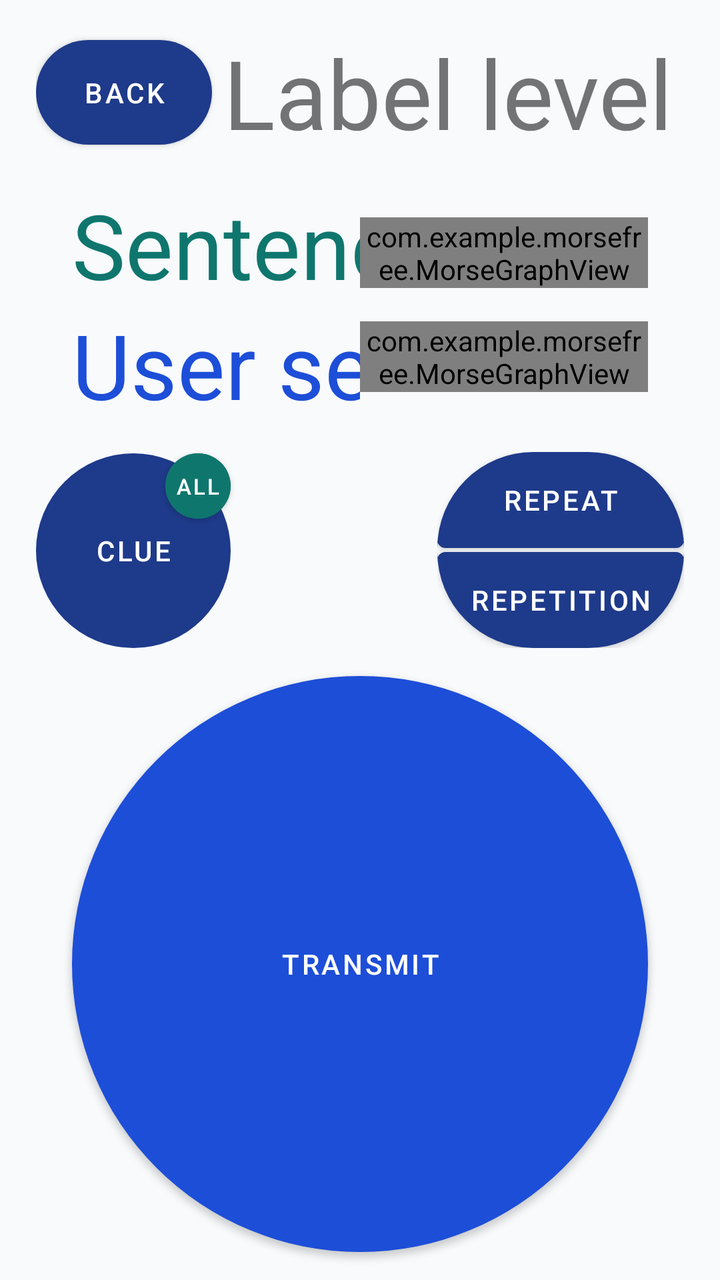
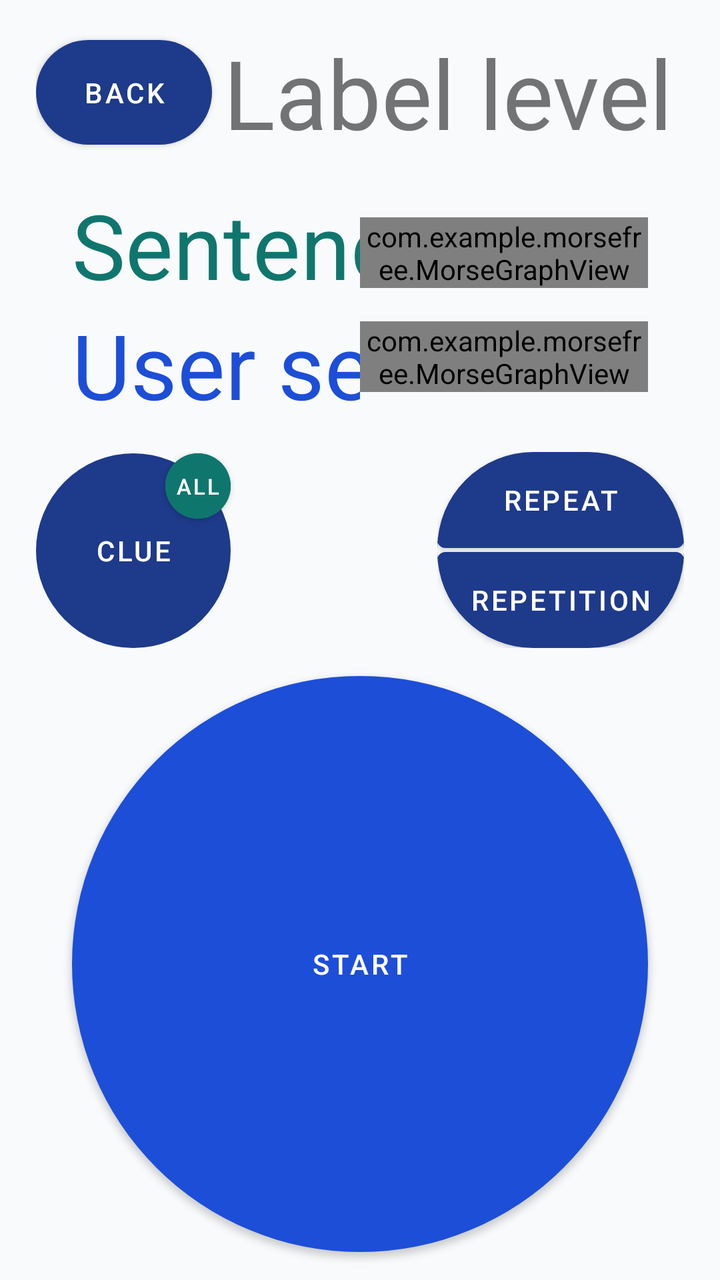

The first picture is an Android layout as it rendered before a commit; the second is the same layout after the commit. The layout source and the unified diff follow.
<!-- AndroidManifest.xml: application theme Theme.MorseFree -->
<!-- res/layout/lesson_transmit.xml -->
<?xml version="1.0" encoding="utf-8"?>
<androidx.constraintlayout.widget.ConstraintLayout
    xmlns:android="http://schemas.android.com/apk/res/android"
    xmlns:app="http://schemas.android.com/apk/res-auto"
    xmlns:tools="http://schemas.android.com/tools"
    android:layout_width="match_parent"
    android:layout_height="match_parent"
    android:fitsSystemWindows="true"
    android:id="@+id/root_layout"
    tools:context=".LessonTransmit">

    <LinearLayout
        android:id="@+id/title"
        android:layout_width="0dp"
        android:layout_height="wrap_content"
        android:orientation="horizontal"
        app:layout_constraintWidth_percent="0.9"
        app:layout_constraintTop_toTopOf="parent"
        app:layout_constraintRight_toRightOf="parent"
        app:layout_constraintLeft_toLeftOf="parent"
        app:layout_constraintBottom_toTopOf="@id/view_transmit_level">

        <com.google.android.material.button.MaterialButton
            android:layout_width="wrap_content"
            android:layout_height="match_parent"
            android:text="@string/back"
            app:shapeAppearance="@style/ShapeAppearance.Circle"/>

        <TextView
            android:layout_width="match_parent"
            android:layout_height="wrap_content"
            android:gravity="center"
            android:textSize="48sp"
            android:text="@string/label_level"
            android:id="@+id/title_transmit_level_name"/>

    </LinearLayout>

    <androidx.constraintlayout.widget.ConstraintLayout
        android:id="@+id/view_transmit_level"
        android:layout_width="0dp"
        android:layout_height="wrap_content"
        app:layout_constraintWidth_percent="0.8"
        app:layout_constraintTop_toBottomOf="@+id/title"
        app:layout_constraintBottom_toTopOf="@+id/control_panel"
        app:layout_constraintLeft_toLeftOf="parent"
        app:layout_constraintRight_toRightOf="parent">

        <TextView
            android:id="@+id/sentence"
            android:layout_width="0dp"
            android:layout_height="wrap_content"
            android:text="@string/sentence"
            android:textSize="45sp"
            android:singleLine="true"
            android:scrollHorizontally="true"
            android:ellipsize="none"
            android:textColor="@color/morse_secondary"
            app:layout_constraintWidth_percent="0.5"
            app:layout_constraintTop_toTopOf="parent"
            app:layout_constraintRight_toLeftOf="@id/sentence_morse"
            app:layout_constraintLeft_toLeftOf="parent"
            app:layout_constraintBottom_toTopOf="@id/user_sentence"/>

        <com.example.morsefree.MorseGraphView
            android:id="@+id/sentence_morse"
            android:layout_width="0dp"
            android:layout_height="wrap_content"
            app:layout_constraintWidth_percent="0.5"
            app:layout_constraintTop_toTopOf="parent"
            app:layout_constraintRight_toRightOf="parent"
            app:layout_constraintLeft_toRightOf="@id/sentence"
            app:layout_constraintBottom_toTopOf="@id/user_sentence_morse"/>

        <TextView
            android:id="@+id/user_sentence"
            android:layout_width="0dp"
            android:layout_height="wrap_content"
            android:text="@string/user_sentence"
            android:textSize="45sp"
            android:singleLine="true"
            android:scrollHorizontally="true"
            android:ellipsize="none"
            android:textColor="@color/morse_primary_variant"
            app:layout_constraintWidth_percent="0.5"
            app:layout_constraintTop_toBottomOf="@id/sentence"
            app:layout_constraintLeft_toLeftOf="parent"
            app:layout_constraintRight_toLeftOf="@id/user_sentence_morse"
            app:layout_constraintBottom_toBottomOf="parent"/>

        <com.example.morsefree.MorseGraphView
            android:id="@+id/user_sentence_morse"
            android:layout_width="0dp"
            android:layout_height="wrap_content"
            app:layout_constraintWidth_percent="0.5"
            app:layout_constraintTop_toBottomOf="@id/sentence_morse"
            app:layout_constraintRight_toRightOf="parent"
            app:layout_constraintLeft_toRightOf="@id/user_sentence"
            app:layout_constraintBottom_toBottomOf="parent"/>

    </androidx.constraintlayout.widget.ConstraintLayout>

    <androidx.constraintlayout.widget.ConstraintLayout
        android:id="@+id/control_panel"
        android:layout_width="0dp"
        android:layout_height="wrap_content"
        app:layout_constraintWidth_percent="0.9"
        app:layout_constraintBottom_toTopOf="@id/button_transmit"
        app:layout_constraintTop_toBottomOf="@id/view_transmit_level"
        app:layout_constraintLeft_toLeftOf="parent"
        app:layout_constraintRight_toRightOf="parent">

        <com.google.android.material.button.MaterialButton
            android:id="@+id/button_help"
            android:layout_width="0dp"
            android:layout_height="0dp"
            android:text="@string/clue"
            android:insetLeft="0dp"
            android:insetTop="0dp"
            android:insetRight="0dp"
            android:insetBottom="0dp"
            android:stateListAnimator="@null"
            app:layout_constraintWidth_percent="0.3"
            app:layout_constraintDimensionRatio="1:1"
            app:layout_constraintBottom_toBottomOf="parent"
            app:layout_constraintLeft_toLeftOf="parent"
            app:shapeAppearanceOverlay="@style/ShapeAppearance.Circle"/>

        <TextView
            android:id="@+id/current_symbol"
            android:layout_width="0dp"
            android:layout_height="0dp"
            android:gravity="center"
            android:textSize="54sp"
            android:textColor="@color/morse_accent"
            app:layout_constraintLeft_toRightOf="@id/button_help"
            app:layout_constraintRight_toLeftOf="@id/left_widget"
            app:layout_constraintTop_toTopOf="parent"
            app:layout_constraintBottom_toBottomOf="parent"/>

        <LinearLayout
            android:id="@+id/left_widget"
            android:layout_width="wrap_content"
            android:layout_height="match_parent"
            android:orientation="vertical"
            app:layout_constraintTop_toTopOf="parent"
            app:layout_constraintBottom_toBottomOf="parent"
            app:layout_constraintLeft_toRightOf="@id/current_symbol"
            app:layout_constraintRight_toRightOf="parent">

            <com.google.android.material.button.MaterialButton
                android:id="@+id/button_repeat"
                android:layout_width="match_parent"
                android:layout_height="wrap_content"
                android:text="@string/repeat"
                android:insetLeft="0dp"
                android:insetTop="0dp"
                android:insetRight="0dp"
                android:insetBottom="0dp"
                android:maxLines="3"
                app:layout_constraintWidth_percent="0.15"
                app:layout_constraintDimensionRatio="3:2"
                app:layout_constraintTop_toTopOf="parent"
                app:layout_constraintBottom_toBottomOf="parent"
                app:layout_constraintLeft_toRightOf="@id/current_symbol"
                app:layout_constraintRight_toLeftOf="@id/button_repetition"
                app:shapeAppearanceOverlay="@style/ShapeAppearance.CircleTop"/>

            <Space
                android:layout_width="match_parent"
                android:layout_height="2dp"/>

            <com.google.android.material.button.MaterialButton
                android:id="@+id/button_repetition"
                android:layout_width="match_parent"
                android:layout_height="wrap_content"
                android:text="@string/repetition"
                android:insetLeft="0dp"
                android:insetTop="0dp"
                android:insetRight="0dp"
                android:insetBottom="0dp"
                app:layout_constraintWidth_percent="0.15"
                app:layout_constraintDimensionRatio="3:2"
                app:layout_constraintTop_toTopOf="parent"
                app:layout_constraintBottom_toBottomOf="parent"
                app:layout_constraintRight_toRightOf="parent"
                app:layout_constraintLeft_toRightOf="@id/button_repeat"
                app:shapeAppearanceOverlay="@style/ShapeAppearance.CircleBottom"/>

        </LinearLayout>

        <com.google.android.material.button.MaterialButton
            android:id="@+id/button_help_all"
            android:layout_width="0dp"
            android:layout_height="0dp"
            android:backgroundTint="?attr/colorSecondary"
            android:insetLeft="0dp"
            android:insetTop="0dp"
            android:insetRight="0dp"
            android:insetBottom="0dp"
            android:padding="0dp"
            android:text="@string/all"
            android:textSize="11sp"
            app:layout_constraintDimensionRatio="1:1"
            app:layout_constraintRight_toRightOf="@+id/button_help"
            app:layout_constraintTop_toTopOf="@+id/button_help"
            app:layout_constraintWidth_percent="0.1"
            app:shapeAppearanceOverlay="@style/ShapeAppearance.Circle" />

    </androidx.constraintlayout.widget.ConstraintLayout>

    <com.google.android.material.button.MaterialButton
        android:id="@+id/button_transmit"
        android:layout_width="0dp"
        android:layout_height="0dp"
        android:insetLeft="0dp"
        android:insetTop="0dp"
        android:insetRight="0dp"
        android:insetBottom="0dp"
        android:importantForAccessibility="no"
        android:text="@string/transmit"
        app:layout_constraintBottom_toBottomOf="parent"
        app:layout_constraintDimensionRatio="1:1"
        app:layout_constraintLeft_toLeftOf="parent"
        app:layout_constraintRight_toRightOf="parent"
        app:layout_constraintTop_toBottomOf="@id/control_panel"
        app:layout_constraintWidth_percent="0.8"
        style="@style/TransmitButton"/>

</androidx.constraintlayout.widget.ConstraintLayout>
<!-- resources referenced by this layout -->
<resources>
  <item name="morse_accent" type="color">#F97316</item>
  <item name="morse_primary_variant" type="color">#2563EB</item>
  <item name="morse_secondary" type="color">#10B981</item>
  <string name="all">"All"</string>
  <string name="back">"Back"</string>
  <string name="clue">"Clue"</string>
  <string name="label_level">"Label level"</string>
  <string name="repeat">"Repeat"</string>
  <string name="repetition">"Repetition"</string>
  <string name="sentence">"Sentence"</string>
  <string name="transmit">"Transmit"</string>
  <string name="user_sentence">"User sentence"</string>
  <style name="ShapeAppearance.Circle" parent="">
          <item name="cornerSize">50%</item>
      </style>
  <style name="ShapeAppearance.CircleBottom" parent="">
          <item name="cornerSizeBottomLeft">100%</item>
          <item name="cornerSizeBottomRight">100%</item>
      </style>
  <style name="ShapeAppearance.CircleTop" parent="">
          <item name="cornerSizeTopLeft">100%</item>
          <item name="cornerSizeTopRight">100%</item>
      </style>
  <style name="TransmitButton" parent="">
          <item name="shapeAppearance">@style/ShapeAppearance.Circle</item>
          <item name="backgroundTint">@color/morse_primary_variant</item>
      </style>
  <style name="Theme.MorseFree" parent="Theme.MaterialComponents.DayNight.NoActionBar">
          <item name="colorPrimary">@color/morse_primary</item>
          <item name="colorPrimaryVariant">@color/morse_primary_variant</item>
          <item name="colorOnPrimary">@color/morse_on_primary</item>
  
          <item name="colorSecondary">@color/morse_secondary</item>
          <item name="colorSecondaryVariant">@color/morse_secondary</item>
          <item name="colorOnSecondary">@color/morse_on_secondary</item>
  
          <item name="android:windowBackground">@color/morse_background</item>
          <item name="colorSurface">@color/morse_surface</item>
          <item name="colorOnSurface">@color/morse_on_surface</item>
  
          <item name="colorError">@color/morse_error</item>
          <item name="colorOnError">@color/morse_on_error</item>
  
          <item name="android:statusBarColor">@color/morse_background</item>
          <item name="android:navigationBarColor">@color/morse_background</item>
      </style>
  <item name="morse_primary" type="color">#3B82F6</item>
  <item name="morse_on_primary" type="color">#0F172A</item>
  <item name="morse_on_secondary" type="color">#0F172A</item>
  <item name="morse_background" type="color">#0F172A</item>
  <item name="morse_surface" type="color">#1E293B</item>
  <item name="morse_on_surface" type="color">#F1F5F9</item>
  <item name="morse_error" type="color">#FB7185</item>
  <item name="morse_on_error" type="color">#0F172A</item>
</resources>

<!-- the commit's change to res/layout/lesson_transmit.xml (unified diff, before → after) -->
@@ -21,6 +21,7 @@
         app:layout_constraintBottom_toTopOf="@id/view_transmit_level">
 
         <com.google.android.material.button.MaterialButton
+            android:id="@+id/button_back"
             android:layout_width="wrap_content"
             android:layout_height="match_parent"
             android:text="@string/back"
@@ -218,7 +219,7 @@
         android:insetRight="0dp"
         android:insetBottom="0dp"
         android:importantForAccessibility="no"
-        android:text="@string/transmit"
+        android:text="@string/start"
         app:layout_constraintBottom_toBottomOf="parent"
         app:layout_constraintDimensionRatio="1:1"
         app:layout_constraintLeft_toLeftOf="parent"
<!-- resource entries referenced after the edit -->
@@ -10,7 +10,7 @@
   <string name="repeat">"Repeat"</string>
   <string name="repetition">"Repetition"</string>
   <string name="sentence">"Sentence"</string>
-  <string name="transmit">"Transmit"</string>
+  <string name="start">"Start"</string>
   <string name="user_sentence">"User sentence"</string>
   <style name="ShapeAppearance.Circle" parent="">
           <item name="cornerSize">50%</item>
